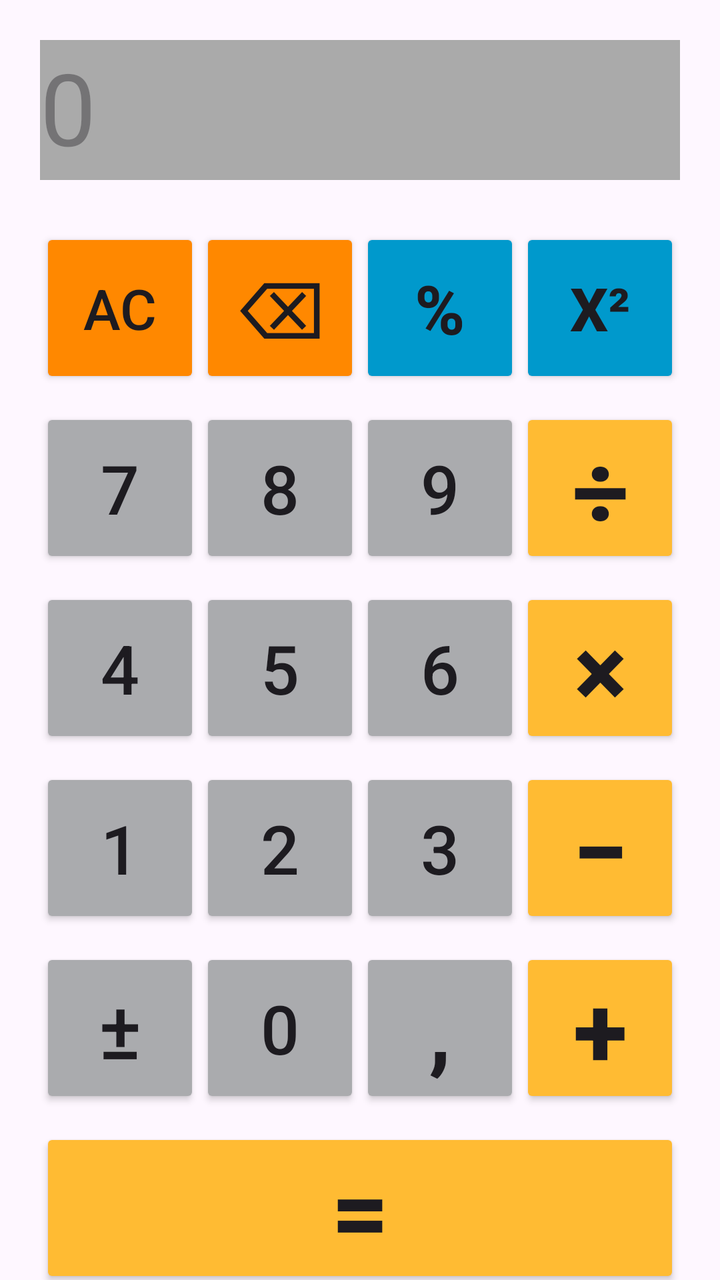
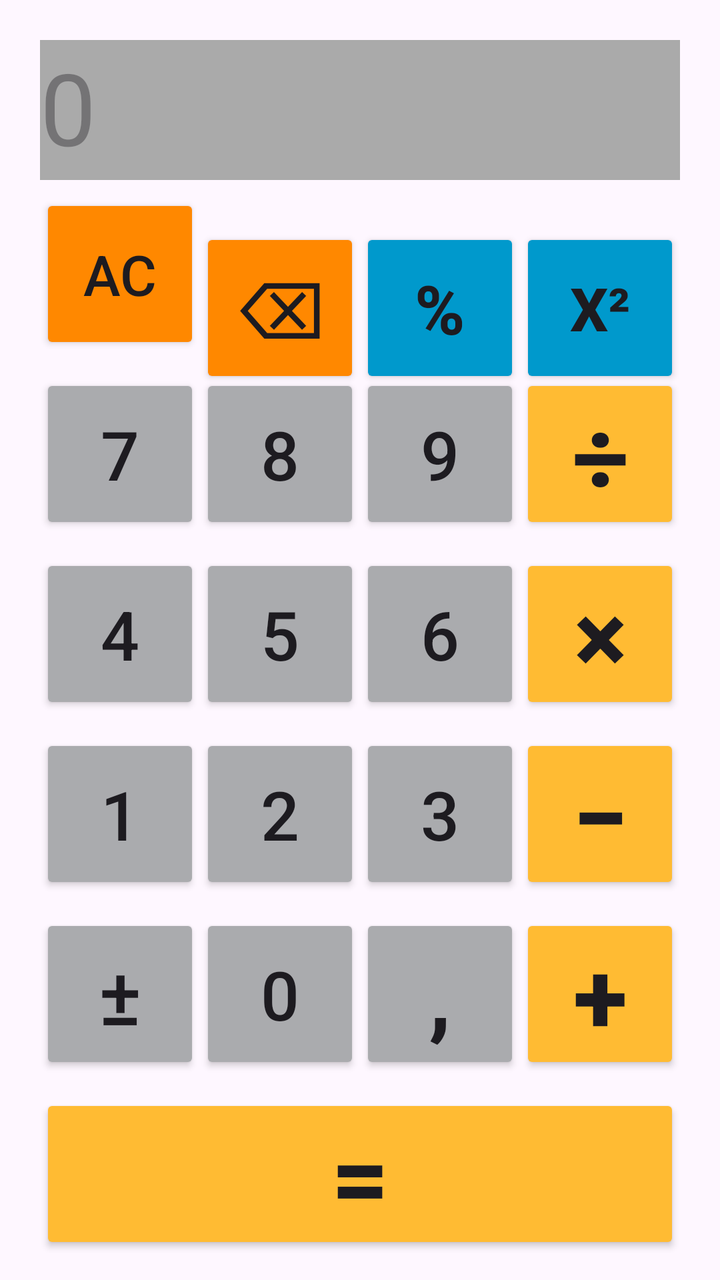

Before-and-after screenshots of an Android layout around one commit, followed by the original layout XML and the change that was made.
<!-- AndroidManifest.xml: application theme Theme.Calculadora26 -->
<!-- res/layout/activity_main.xml -->
<?xml version="1.0" encoding="utf-8"?>
<androidx.constraintlayout.widget.ConstraintLayout xmlns:android="http://schemas.android.com/apk/res/android"
    xmlns:app="http://schemas.android.com/apk/res-auto"
    xmlns:tools="http://schemas.android.com/tools"
    android:id="@+id/main"
    android:layout_width="match_parent"
    android:layout_height="match_parent"
    tools:context=".MainActivity">

    
    <TextView
        android:id="@+id/tvVisor"
        android:layout_width="0dp"
        android:layout_height="70dp"
        android:layout_marginStart="20dp"
        android:layout_marginTop="20dp"
        android:layout_marginEnd="20dp"
        android:background="@android:color/darker_gray"
        android:enabled="false"
        android:maxLines="1"
        android:textAlignment="textEnd"
        android:text="0"
        android:textSize="50sp"
        app:autoSizeTextType="uniform"
        app:autoSizeMinTextSize="20sp"
        app:autoSizeMaxTextSize="50sp"
        app:layout_constraintEnd_toEndOf="parent"
        app:layout_constraintStart_toStartOf="parent"
        app:layout_constraintTop_toTopOf="parent" />
    

    
    <Button
        android:id="@+id/bAC"
        android:layout_width="80dp"
        android:layout_height="80dp"
        android:layout_marginStart="20dp"
        android:layout_marginTop="24dp"
        android:backgroundTint="@android:color/holo_orange_dark"
        android:onClick="onClickAC"
        android:padding="0dp"
        android:text="@string/btn_ac"
        android:textSize="28sp"
        app:layout_constraintEnd_toStartOf="@+id/bBackSpace"
        app:layout_constraintHorizontal_chainStyle="spread_inside"
        app:layout_constraintStart_toStartOf="parent"
        app:layout_constraintTop_toBottomOf="@+id/tvVisor" />
    

    <Button
        android:id="@+id/bBackSpace"
        android:layout_width="80dp"
        android:layout_height="80dp"
        android:layout_marginTop="24dp"
        android:backgroundTint="@android:color/holo_orange_dark"
        android:onClick="onClickBackSpace"
        android:padding="0dp"
        android:text="@string/btn_backspace"
        android:textSize="40sp"
        app:layout_constraintEnd_toStartOf="@+id/bPorcento"
        app:layout_constraintStart_toEndOf="@+id/bAC"
        app:layout_constraintTop_toBottomOf="@+id/tvVisor" />

    <Button
        android:id="@+id/bPorcento"
        android:layout_width="80dp"
        android:layout_height="80dp"
        android:layout_marginTop="24dp"
        android:backgroundTint="@android:color/holo_blue_dark"
        android:onClick="onClickOperacao"
        android:padding="0dp"
        android:text="@string/btn_porcento"
        android:textSize="34sp"
        android:textStyle="bold"
        app:layout_constraintEnd_toStartOf="@+id/bQuadrado"
        app:layout_constraintStart_toEndOf="@+id/bBackSpace"
        app:layout_constraintTop_toBottomOf="@+id/tvVisor" />
    

    <Button
        android:id="@+id/bQuadrado"
        android:layout_width="80dp"
        android:layout_height="80dp"
        android:layout_marginTop="24dp"
        android:layout_marginEnd="20dp"
        android:backgroundTint="@android:color/holo_blue_dark"
        android:onClick="onClickEspecialUnaria"
        android:padding="0dp"
        android:text="@string/btn_quadrado"
        android:textSize="30sp"
        android:textStyle="bold"
        app:layout_constraintEnd_toEndOf="parent"
        app:layout_constraintStart_toEndOf="@+id/bPorcento"
        app:layout_constraintTop_toBottomOf="@+id/tvVisor" />

    
    <Button
        android:id="@+id/b7"
        android:layout_width="80dp"
        android:layout_height="80dp"
        android:layout_marginStart="20dp"
        android:layout_marginTop="10dp"
        android:backgroundTint="@color/material_dynamic_neutral70"
        android:onClick="onClickNumero"
        android:text="@string/btn_7"
        android:textSize="34sp"
        app:layout_constraintEnd_toStartOf="@+id/b8"
        app:layout_constraintHorizontal_chainStyle="spread_inside"
        app:layout_constraintStart_toStartOf="parent"
        app:layout_constraintTop_toBottomOf="@+id/bAC" />

    <Button
        android:id="@+id/b8"
        android:layout_width="80dp"
        android:layout_height="80dp"
        android:layout_marginTop="10dp"
        android:backgroundTint="@color/material_dynamic_neutral70"
        android:onClick="onClickNumero"
        android:text="@string/btn_8"
        android:textSize="34sp"
        app:layout_constraintEnd_toStartOf="@+id/b9"
        app:layout_constraintStart_toEndOf="@+id/b7"
        app:layout_constraintTop_toBottomOf="@+id/bAC" />

    <Button
        android:id="@+id/b9"
        android:layout_width="80dp"
        android:layout_height="80dp"
        android:layout_marginTop="10dp"
        android:backgroundTint="@color/material_dynamic_neutral70"
        android:onClick="onClickNumero"
        android:text="@string/btn_9"
        android:textSize="34sp"
        app:layout_constraintEnd_toStartOf="@+id/bDiv"
        app:layout_constraintStart_toEndOf="@+id/b8"
        app:layout_constraintTop_toBottomOf="@+id/bAC" />

    <Button
        android:id="@+id/bDiv"
        android:layout_width="80dp"
        android:layout_height="80dp"
        android:layout_marginTop="10dp"
        android:layout_marginEnd="20dp"
        android:backgroundTint="@android:color/holo_orange_light"
        android:onClick="onClickOperacao"
        android:padding="0dp"
        android:text="@string/btn_divisao"
        android:textSize="50sp"
        android:textStyle="bold"
        app:layout_constraintEnd_toEndOf="parent"
        app:layout_constraintStart_toEndOf="@+id/b9"
        app:layout_constraintTop_toBottomOf="@+id/bAC" />

    
    <Button
        android:id="@+id/b4"
        android:layout_width="80dp"
        android:layout_height="80dp"
        android:layout_marginStart="20dp"
        android:layout_marginTop="10dp"
        android:backgroundTint="@color/material_dynamic_neutral70"
        android:onClick="onClickNumero"
        android:text="@string/btn_4"
        android:textSize="34sp"
        app:layout_constraintEnd_toStartOf="@+id/b5"
        app:layout_constraintHorizontal_chainStyle="spread_inside"
        app:layout_constraintStart_toStartOf="parent"
        app:layout_constraintTop_toBottomOf="@+id/b7" />

    <Button
        android:id="@+id/b5"
        android:layout_width="80dp"
        android:layout_height="80dp"
        android:layout_marginTop="10dp"
        android:backgroundTint="@color/material_dynamic_neutral70"
        android:onClick="onClickNumero"
        android:text="@string/btn_5"
        android:textSize="34sp"
        app:layout_constraintEnd_toStartOf="@+id/b6"
        app:layout_constraintStart_toEndOf="@+id/b4"
        app:layout_constraintTop_toBottomOf="@+id/b7" />

    <Button
        android:id="@+id/b6"
        android:layout_width="80dp"
        android:layout_height="80dp"
        android:layout_marginTop="10dp"
        android:backgroundTint="@color/material_dynamic_neutral70"
        android:onClick="onClickNumero"
        android:text="@string/btn_6"
        android:textSize="34sp"
        app:layout_constraintEnd_toStartOf="@+id/bMul"
        app:layout_constraintStart_toEndOf="@+id/b5"
        app:layout_constraintTop_toBottomOf="@+id/b7" />

    <Button
        android:id="@+id/bMul"
        android:layout_width="80dp"
        android:layout_height="80dp"
        android:layout_marginTop="10dp"
        android:layout_marginEnd="20dp"
        android:backgroundTint="@android:color/holo_orange_light"
        android:onClick="onClickOperacao"
        android:padding="0dp"
        android:text="@string/btn_multiplicacao"
        android:textSize="50sp"
        android:textStyle="bold"
        app:layout_constraintEnd_toEndOf="parent"
        app:layout_constraintStart_toEndOf="@+id/b6"
        app:layout_constraintTop_toBottomOf="@+id/b7" />

    
    <Button
        android:id="@+id/b1"
        android:layout_width="80dp"
        android:layout_height="80dp"
        android:layout_marginStart="20dp"
        android:layout_marginTop="10dp"
        android:backgroundTint="@color/material_dynamic_neutral70"
        android:onClick="onClickNumero"
        android:text="@string/btn_1"
        android:textSize="34sp"
        app:layout_constraintEnd_toStartOf="@+id/b2"
        app:layout_constraintHorizontal_chainStyle="spread_inside"
        app:layout_constraintStart_toStartOf="parent"
        app:layout_constraintTop_toBottomOf="@+id/b4" />

    <Button
        android:id="@+id/b2"
        android:layout_width="80dp"
        android:layout_height="80dp"
        android:layout_marginTop="10dp"
        android:backgroundTint="@color/material_dynamic_neutral70"
        android:onClick="onClickNumero"
        android:text="@string/btn_2"
        android:textSize="34sp"
        app:layout_constraintEnd_toStartOf="@+id/b3"
        app:layout_constraintStart_toEndOf="@+id/b1"
        app:layout_constraintTop_toBottomOf="@+id/b4" />

    <Button
        android:id="@+id/b3"
        android:layout_width="80dp"
        android:layout_height="80dp"
        android:layout_marginTop="10dp"
        android:backgroundTint="@color/material_dynamic_neutral70"
        android:onClick="onClickNumero"
        android:text="@string/btn_3"
        android:textSize="34sp"
        app:layout_constraintEnd_toStartOf="@+id/bSub"
        app:layout_constraintStart_toEndOf="@+id/b2"
        app:layout_constraintTop_toBottomOf="@+id/b4" />

    <Button
        android:id="@+id/bSub"
        android:layout_width="80dp"
        android:layout_height="80dp"
        android:layout_marginTop="10dp"
        android:layout_marginEnd="20dp"
        android:backgroundTint="@android:color/holo_orange_light"
        android:onClick="onClickOperacao"
        android:padding="0dp"
        android:text="@string/btn_subtracao"
        android:textSize="50sp"
        android:textStyle="bold"
        app:layout_constraintEnd_toEndOf="parent"
        app:layout_constraintStart_toEndOf="@+id/b3"
        app:layout_constraintTop_toBottomOf="@+id/b4" />

    
    <Button
        android:id="@+id/bSinal"
        android:layout_width="80dp"
        android:layout_height="80dp"
        android:layout_marginStart="20dp"
        android:layout_marginTop="10dp"
        android:backgroundTint="@color/material_dynamic_neutral70"
        android:onClick="onClickSinal"
        android:padding="0dp"
        android:text="@string/btn_sinal"
        android:textSize="40sp"
        app:layout_constraintEnd_toStartOf="@+id/b0"
        app:layout_constraintHorizontal_chainStyle="spread_inside"
        app:layout_constraintStart_toStartOf="parent"
        app:layout_constraintTop_toBottomOf="@+id/b1" />

    <Button
        android:id="@+id/b0"
        android:layout_width="80dp"
        android:layout_height="80dp"
        android:layout_marginTop="10dp"
        android:backgroundTint="@color/material_dynamic_neutral70"
        android:onClick="onClickNumero"
        android:text="@string/btn_0"
        android:textSize="34sp"
        app:layout_constraintEnd_toStartOf="@+id/bVirgula"
        app:layout_constraintStart_toEndOf="@+id/bSinal"
        app:layout_constraintTop_toBottomOf="@+id/b1" />

    <Button
        android:id="@+id/bVirgula"
        android:layout_width="80dp"
        android:layout_height="80dp"
        android:layout_marginTop="10dp"
        android:backgroundTint="@color/material_dynamic_neutral70"
        android:onClick="onClickVirgula"
        android:padding="0dp"
        android:text="@string/btn_virgula"
        android:textSize="44sp"
        android:textStyle="bold"
        app:layout_constraintEnd_toStartOf="@+id/bSoma"
        app:layout_constraintStart_toEndOf="@+id/b0"
        app:layout_constraintTop_toBottomOf="@+id/b1" />

    <Button
        android:id="@+id/bSoma"
        android:layout_width="80dp"
        android:layout_height="80dp"
        android:layout_marginTop="10dp"
        android:layout_marginEnd="20dp"
        android:backgroundTint="@android:color/holo_orange_light"
        android:onClick="onClickOperacao"
        android:padding="0dp"
        android:text="@string/btn_soma"
        android:textSize="50sp"
        android:textStyle="bold"
        app:layout_constraintEnd_toEndOf="parent"
        app:layout_constraintStart_toEndOf="@+id/bVirgula"
        app:layout_constraintTop_toBottomOf="@+id/b1" />

    
    <Button
        android:id="@+id/bIgual"
        android:layout_width="0dp"
        android:layout_height="80dp"
        android:layout_marginStart="20dp"
        android:layout_marginTop="10dp"
        android:layout_marginEnd="20dp"
        android:backgroundTint="@android:color/holo_orange_light"
        android:onClick="onClickIgual"
        android:padding="0dp"
        android:text="@string/btn_igual"
        android:textSize="50sp"
        android:textStyle="bold"
        app:layout_constraintEnd_toEndOf="parent"
        app:layout_constraintStart_toStartOf="parent"
        app:layout_constraintTop_toBottomOf="@+id/bSinal" />
    

</androidx.constraintlayout.widget.ConstraintLayout>
<!-- resources referenced by this layout -->
<resources>
  <string name="btn_0">0</string>
  <string name="btn_1">1</string>
  <string name="btn_2">2</string>
  <string name="btn_3">3</string>
  <string name="btn_4">4</string>
  <string name="btn_5">5</string>
  <string name="btn_6">6</string>
  <string name="btn_7">7</string>
  <string name="btn_8">8</string>
  <string name="btn_9">9</string>
  <string name="btn_ac">AC</string>
  <string name="btn_backspace">⌫</string>
  <string name="btn_divisao">÷</string>
  <string name="btn_igual">=</string>
  <string name="btn_multiplicacao">×</string>
  <string name="btn_porcento">%</string>
  <string name="btn_quadrado">x²</string>
  <string name="btn_sinal">±</string>
  <string name="btn_soma">+</string>
  <string name="btn_subtracao">−</string>
  <string name="btn_virgula">,</string>
  <style name="Theme.Calculadora26" parent="Base.Theme.Calculadora26" />
  <style name="Base.Theme.Calculadora26" parent="Theme.Material3.DayNight.NoActionBar">
          
          
      </style>
</resources>

<!-- the commit's change to res/layout/activity_main.xml (unified diff, before → after) -->
@@ -41,10 +41,12 @@
         android:padding="0dp"
         android:text="@string/btn_ac"
         android:textSize="28sp"
+        app:layout_constraintBottom_toTopOf="@+id/b7"
         app:layout_constraintEnd_toStartOf="@+id/bBackSpace"
         app:layout_constraintHorizontal_chainStyle="spread_inside"
         app:layout_constraintStart_toStartOf="parent"
         app:layout_constraintTop_toBottomOf="@+id/tvVisor" />
+    
     
 
     <Button
@@ -104,6 +106,7 @@
         android:onClick="onClickNumero"
         android:text="@string/btn_7"
         android:textSize="34sp"
+        app:layout_constraintBottom_toTopOf="@+id/b4"
         app:layout_constraintEnd_toStartOf="@+id/b8"
         app:layout_constraintHorizontal_chainStyle="spread_inside"
         app:layout_constraintStart_toStartOf="parent"
@@ -162,6 +165,7 @@
         android:onClick="onClickNumero"
         android:text="@string/btn_4"
         android:textSize="34sp"
+        app:layout_constraintBottom_toTopOf="@+id/b1"
         app:layout_constraintEnd_toStartOf="@+id/b5"
         app:layout_constraintHorizontal_chainStyle="spread_inside"
         app:layout_constraintStart_toStartOf="parent"
@@ -220,6 +224,7 @@
         android:onClick="onClickNumero"
         android:text="@string/btn_1"
         android:textSize="34sp"
+        app:layout_constraintBottom_toTopOf="@+id/bSinal"
         app:layout_constraintEnd_toStartOf="@+id/b2"
         app:layout_constraintHorizontal_chainStyle="spread_inside"
         app:layout_constraintStart_toStartOf="parent"
@@ -279,6 +284,7 @@
         android:padding="0dp"
         android:text="@string/btn_sinal"
         android:textSize="40sp"
+        app:layout_constraintBottom_toTopOf="@+id/bIgual"
         app:layout_constraintEnd_toStartOf="@+id/b0"
         app:layout_constraintHorizontal_chainStyle="spread_inside"
         app:layout_constraintStart_toStartOf="parent"
@@ -336,12 +342,14 @@
         android:layout_marginStart="20dp"
         android:layout_marginTop="10dp"
         android:layout_marginEnd="20dp"
+        android:layout_marginBottom="30dp"
         android:backgroundTint="@android:color/holo_orange_light"
         android:onClick="onClickIgual"
         android:padding="0dp"
         android:text="@string/btn_igual"
         android:textSize="50sp"
         android:textStyle="bold"
+        app:layout_constraintBottom_toBottomOf="parent"
         app:layout_constraintEnd_toEndOf="parent"
         app:layout_constraintStart_toStartOf="parent"
         app:layout_constraintTop_toBottomOf="@+id/bSinal" />
